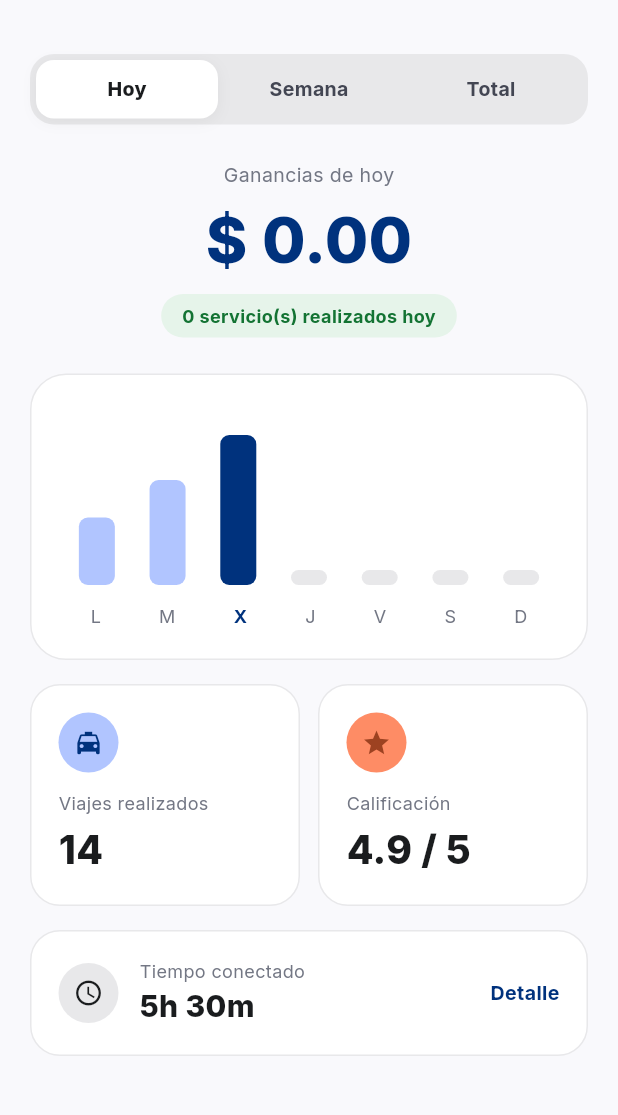
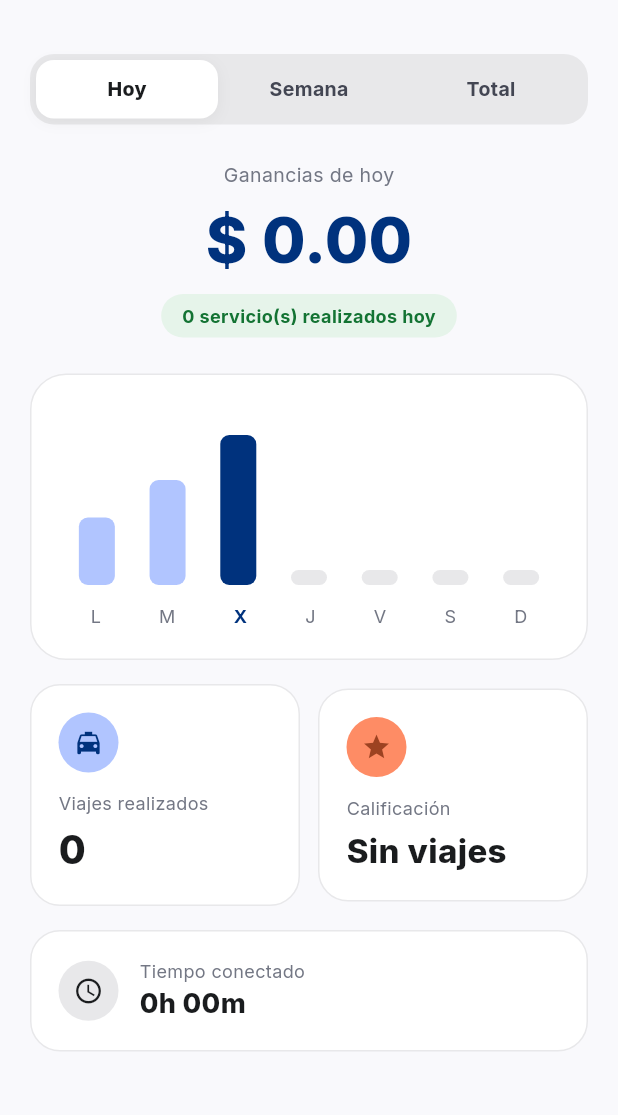
Before and after one commit to RodrigoloAndina/QuiacaGo, a Flutter app: the MisGananciasScreen screen opened by its route, on a phone screen of 412 x 824 dp, the part 60-1175 px from its top. Run offline on Flutter 3.47's test engine with Material 3 defaults, Android fonts, the phone set to English and light mode, and no system bars; our stand-ins replace file_picker, flutter_map, flutter_riverpod, geolocator, go_router, google_fonts and 3 more; accounts and stored records are empty; network calls fail.

Commit message:
Fix driver profile fake data, eliminate infinite loop in trip history, and ensure instant trip request notifications to connected drivers

```diff
--- a/lib/features/earnings/mis_ganancias_screen.dart
+++ b/lib/features/earnings/mis_ganancias_screen.dart
@@ -199,9 +199,9 @@ class _MisGananciasScreenState extends State<MisGananciasScreen> {
                         const SizedBox(height: 12),
                         const Text('Viajes realizados', style: TextStyle(fontSize: 12, color: AppColors.outline)),
                         const SizedBox(height: 4),
-                        const Text(
-                          '14',
-                          style: TextStyle(fontSize: 26, fontWeight: FontWeight.w800, color: AppColors.onSurface),
+                        Text(
+                          '${_selectedTab == 0 ? _viajesHoy : _totalViajes}',
+                          style: const TextStyle(fontSize: 26, fontWeight: FontWeight.w800, color: AppColors.onSurface),
                         ),
                       ],
                     ),
@@ -231,9 +231,9 @@ class _MisGananciasScreenState extends State<MisGananciasScreen> {
                         const SizedBox(height: 12),
                         const Text('Calificación', style: TextStyle(fontSize: 12, color: AppColors.outline)),
                         const SizedBox(height: 4),
-                        const Text(
-                          '4.9 / 5',
-                          style: TextStyle(fontSize: 26, fontWeight: FontWeight.w800, color: AppColors.onSurface),
+                        Text(
+                          _totalViajes > 0 ? '5.0 / 5' : 'Sin viajes',
+                          style: const TextStyle(fontSize: 22, fontWeight: FontWeight.w800, color: AppColors.onSurface),
                         ),
                       ],
                     ),
@@ -269,19 +269,15 @@ class _MisGananciasScreenState extends State<MisGananciasScreen> {
                       const SizedBox(width: 14),
                       Column(
                         crossAxisAlignment: CrossAxisAlignment.start,
-                        children: const [
-                          Text('Tiempo conectado', style: TextStyle(fontSize: 12, color: AppColors.outline)),
+                        children: [
+                          const Text('Tiempo conectado', style: TextStyle(fontSize: 12, color: AppColors.outline)),
                           Text(
-                            '5h 30m',
-                            style: TextStyle(fontSize: 20, fontWeight: FontWeight.w800, color: AppColors.onSurface),
+                            _totalViajes > 0 ? 'Activo en servicio' : '0h 00m',
+                            style: const TextStyle(fontSize: 18, fontWeight: FontWeight.w800, color: AppColors.onSurface),
                           ),
                         ],
                       ),
                     ],
-                  ),
-                  const Text(
-                    'Detalle',
-                    style: TextStyle(fontSize: 13, fontWeight: FontWeight.bold, color: AppColors.primary),
                   ),
                 ],
               ),
--- a/lib/features/home/inicio_conductor_screen.dart
+++ b/lib/features/home/inicio_conductor_screen.dart
@@ -80,7 +80,14 @@ class _InicioConductorScreenState extends State<InicioConductorScreen> {
     // 2. Publicar cada 5 segundos
     _gpsPublishTimer = Timer.periodic(const Duration(seconds: 5), (_) => _publicarGPS());
 
-    // 3. Polling activo de 2s + Stream Realtime para garantizar la llegada inmediata de pedidos reales
+    // 3. Chequeo instantáneo al momento de conectarse
+    TripService.obtenerViajesPendientes().then((viajes) {
+      if (mounted && viajes.isNotEmpty && !_modalAbierto && _isConnected) {
+        _mostrarModalNuevoPedido(viajes.first);
+      }
+    });
+
+    // 4. Polling activo de 2s + Stream Realtime para recibir solicitudes de taxi inmediatamente
     _pollingTripsTimer = Timer.periodic(const Duration(seconds: 2), (_) async {
       if (!_isConnected || _modalAbierto) return;
       final viajes = await TripService.obtenerViajesPendientes();
```
Also changed, not shown: lib/features/trips/historial_viajes_screen.dart (+9 -0 lines), lib/services/trip_service.dart (+19 -12 lines), 1 other file.
